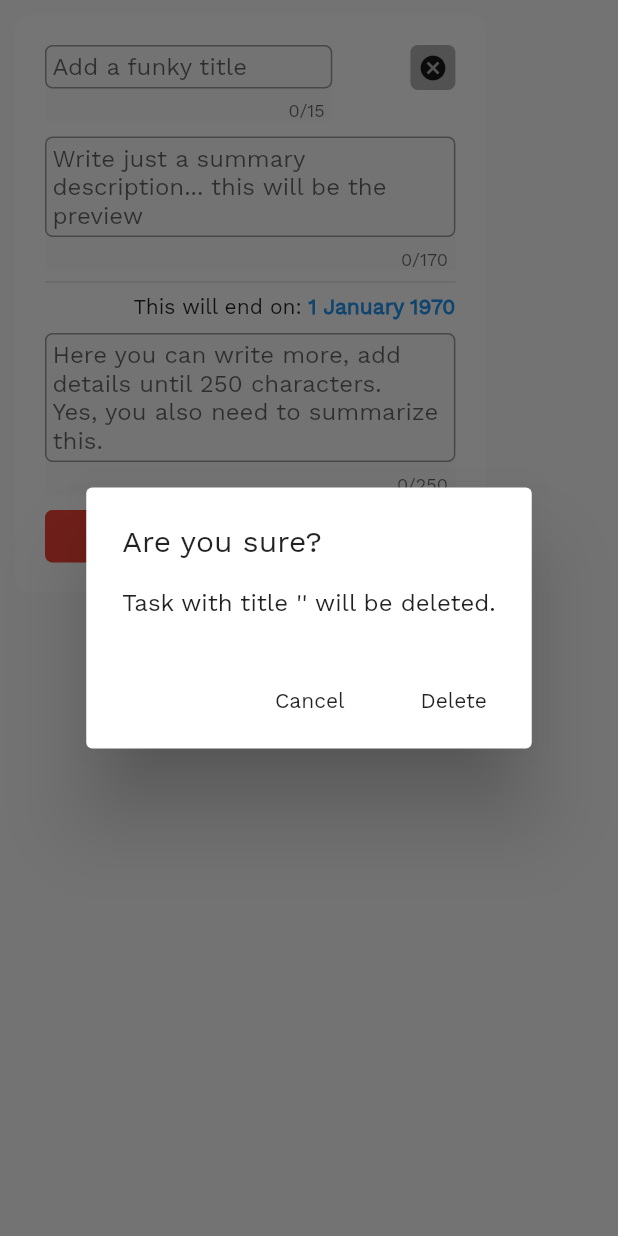
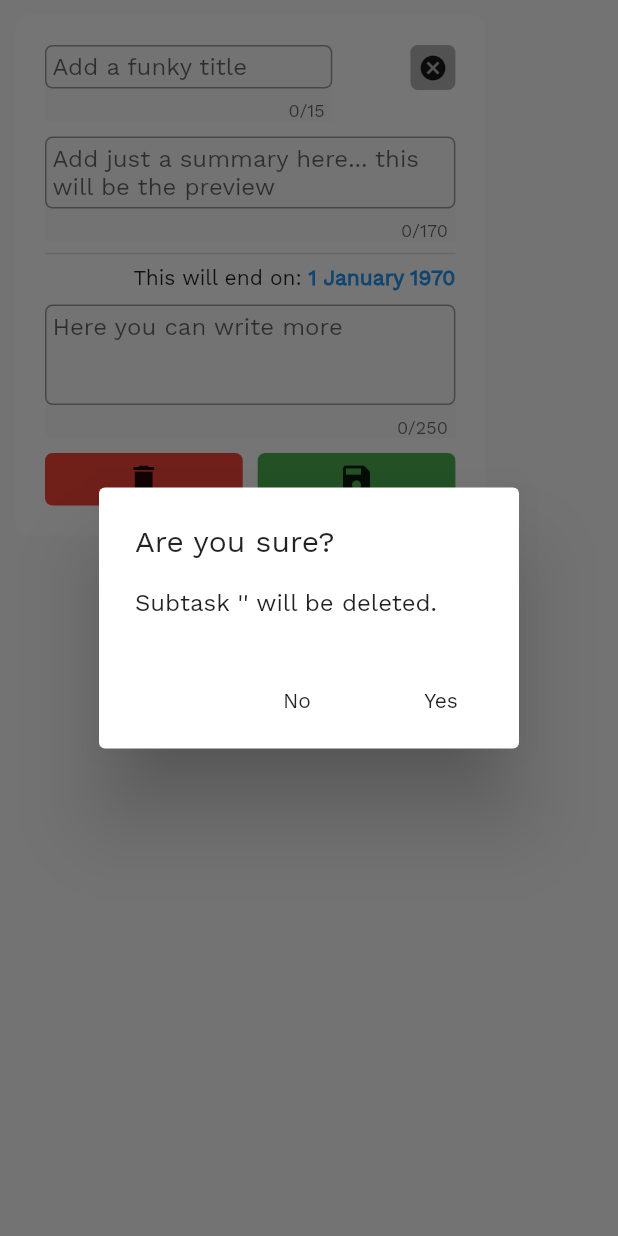
Before and after one commit to XDDK/LightPlan, a Flutter app: the TaskPopup widget shown alone on an empty page, opened directly with empty values, after a tap on the "edit" icon, after a tap on the "delete" icon, on a phone screen of 412 x 824 dp. Run offline on Flutter 3.47's test engine with Material 2 defaults, Android fonts, the light colour scheme and no system bars; our stand-ins replace flutter_keyboard_visibility, hive, hive_flutter; accounts and stored records are empty; generated files the repository leaves out were written again.

Commit message:
added localization (english only)

```diff
--- /dev/null
+++ b/lib/app_localizations.dart
@@ -0,0 +1,53 @@
+import 'dart:async';
+import 'dart:convert';
+
+import 'package:flutter/material.dart';
+import 'package:flutter/services.dart';
+
+class AppLocalizations {
+  final Locale locale;
+
+  AppLocalizations(this.locale);
+
+  static AppLocalizations of(BuildContext context) {
+    return Localizations.of<AppLocalizations>(context, AppLocalizations);
+  }
+
+  static const LocalizationsDelegate<AppLocalizations> delegate = _AppLocalizationsDelegate();
+
+  Map<String, String> _localizedStrings;
+
+  Future<bool> load() async {
+    String jsonString = await rootBundle.loadString('lang/${locale.languageCode}.json');
+    Map<String, dynamic> jsonMap = json.decode(jsonString);
+
+    _localizedStrings = jsonMap.map((key, value) {
+      return MapEntry(key, value.toString());
+    });
+
+    return true;
+  }
+
+  String translate(String key) {
+    return _localizedStrings[key];
+  }
+}
+
+class _AppLocalizationsDelegate extends LocalizationsDelegate<AppLocalizations> {
+  const _AppLocalizationsDelegate();
+
+  @override
+  bool isSupported(Locale locale) {
+    return ['en'].contains(locale.languageCode);    //TODO Include more languages
+  }
+
+  @override
+  Future<AppLocalizations> load(Locale locale) async {
+    AppLocalizations localizations = AppLocalizations(locale);
+    await localizations.load();
+    return localizations;
+  }
+
+  @override
+  bool shouldReload(_AppLocalizationsDelegate old) => false;
+}
--- a/lib/ui/widgets/task/task_editor.dart
+++ b/lib/ui/widgets/task/task_editor.dart
@@ -22,6 +22,7 @@
 import 'package:flutter/material.dart';
 import 'package:intl/intl.dart';
 
+import '../../../app_localizations.dart';
 import '../../../models/task.dart';
 import '../my_container.dart';
 
@@ -112,7 +113,7 @@
                   border: OutlineInputBorder(
                     borderRadius: BorderRadius.circular(5),
                   ),
-                  hintText: 'Add a funky title',
+                  hintText: AppLocalizations.of(context).translate('editTitle'),
                 ),
               ),
             ),
@@ -142,7 +143,7 @@
             border: OutlineInputBorder(
               borderRadius: BorderRadius.circular(5),
             ),
-            hintText: 'Write just a summary description... this will be the preview',
+            hintText: AppLocalizations.of(context).translate('editShortDesc'),
           ),
         ),
       );
@@ -160,7 +161,7 @@
     time = DateTime.fromMillisecondsSinceEpoch(task.endDate);
 
     var df = DateFormat("d MMMM yyyy");
-    String dateText = "This will end on:";
+    String dateText = AppLocalizations.of(context).translate('editEndDate');
     List<TextSpan> textSpans = [];
 
     var functionShowDatePicker = () async {
@@ -177,7 +178,7 @@
 
     var tapRecognizer = TapGestureRecognizer()..onTap = functionShowDatePicker;
 
-    String selectedDateTxt = " no date selected";
+    String selectedDateTxt = AppLocalizations.of(context).translate('editEndDateNotSelected');
     if (time != null) selectedDateTxt = " ${time != null ? df.format(time) : 'no date selected'}";
 
     // If Task is editing -> predefined (greyed text) or not (blue text)
@@ -233,8 +234,7 @@
             border: OutlineInputBorder(
               borderRadius: BorderRadius.circular(5),
             ),
-            hintText:
-                'Here you can write more, add details until 250 characters.\nYes, you also need to summarize this.',
+            hintText: AppLocalizations.of(context).translate('editLongDesc'),
           ),
         ),
       );
@@ -260,15 +260,15 @@
             context: context,
             builder: (BuildContext context) {
               return AlertDialog(
-                title: Text("Are you sure?"),
-                content: Text("Subtask ${task.title ?? '-'} will be deleted."),
+                title: Text(AppLocalizations.of(context).translate('editExit')),
+                content: Text(AppLocalizations.of(context).translate('editExitDesc1') + "'${task.title ?? '-'}'" + AppLocalizations.of(context).translate('editExitDesc2')),
                 actions: [
                   FlatButton(
-                    child: Text("Cancel"),
+                    child: Text(AppLocalizations.of(context).translate('no')),
                     onPressed: () => Navigator.of(context).pop(false),
                   ),
                   FlatButton(
-                    child: Text("Delete"),
+                    child: Text(AppLocalizations.of(context).translate('yes')),
                     onPressed: () async {
                       widget.deleteTask();
                       // Pop dialog box
@@ -289,7 +289,7 @@
             crossAxisAlignment: CrossAxisAlignment.center,
             children: [
               FittedBox(child: Icon(Icons.delete)),
-              Text("Delete subtask"),
+              Text(AppLocalizations.of(context).translate('editDelete')),
             ],
           ),
           color: Colors.red,
@@ -319,7 +319,7 @@
             Icon(Icons.add),
             Flexible(
               child: Text(
-                "CREATE A SUBTASK",
+                AppLocalizations.of(context).translate('editCreate'),
                 style: DefaultTextStyle.of(context).style.copyWith(fontWeight: FontWeight.bold),
               ),
             ),
--- a/lib/ui/widgets/task/task_popup.dart
+++ b/lib/ui/widgets/task/task_popup.dart
@@ -21,6 +21,7 @@
 import 'package:flutter/material.dart';
 import 'package:flutter_keyboard_visibility/flutter_keyboard_visibility.dart';
 
+import '../../../app_localizations.dart';
 import '../../../dao/task_dao_impl.dart';
 import '../../../models/task.dart';
 import '../../../utils.dart';
@@ -151,15 +152,15 @@
                               context: context,
                               builder: (BuildContext context) {
                                 return AlertDialog(
-                                  title: Text("Are you sure?"),
-                                  content: Text("Task with title '${widget.task.title}' will be deleted."),
+                                  title: Text(AppLocalizations.of(context).translate('editExit')),
+                                  content: Text(AppLocalizations.of(context).translate('editExitDesc1') + "'${widget.task.title ?? '-'}'" + AppLocalizations.of(context).translate('editExitDesc2')),
                                   actions: [
                                     FlatButton(
-                                      child: Text("Cancel"),
+                                      child: Text(AppLocalizations.of(context).translate('no')),
                                       onPressed: () => Navigator.of(context).pop(false),
                                     ),
                                     FlatButton(
-                                      child: Text("Delete"),
+                                      child: Text(AppLocalizations.of(context).translate('yes')),
                                       onPressed: () async {
                                         await widget.taskDao.deleteTask(widget.task);
                                         widget.updateCurrentTask(widget.taskDao.findTask(widget.task.parentId));
@@ -167,7 +168,7 @@
                                         Navigator.of(context).pop(true);
                                         // Pop task details
                                         Navigator.of(context).pop(true);
-                                        Utils.showToast(context, "'${widget.task.title}' task deleted.");
+                                        Utils.showToast(context, "'${widget.task.title}'" + AppLocalizations.of(context).translate('editExitConfirmation'));
                                       },
                                     )
                                   ],
@@ -270,17 +271,17 @@
       context: context,
       builder: (context) {
         return AlertDialog(
-          title: Text('Are you sure you want to exit edit mode?'),
-          content: Text("You will lose all the modifications."),
+          title: Text(AppLocalizations.of(context).translate('editExit2')),
+          content: Text(AppLocalizations.of(context).translate('editExit2Desc')),
           actions: <Widget>[
             FlatButton(
-              child: Text('No'),
+              child: Text(AppLocalizations.of(context).translate('no')),
               onPressed: () {
                 Navigator.of(context).pop(false);
               },
             ),
             FlatButton(
-              child: Text('Exit'),
+              child: Text(AppLocalizations.of(context).translate('yes')),
               onPressed: () {
                 Navigator.of(context).pop(true);
               },
--- a/pubspec.yaml
+++ b/pubspec.yaml
@@ -23,12 +23,14 @@
 dependencies:
   flutter:
     sdk: flutter
-  intl: ^0.16.1
+  intl: ^0.17.0-nullsafety.2
   hive_flutter: ^0.3.1
   hive: ^1.4.4+1
   provider: ^4.3.2+3
   url_launcher: ^5.7.5
   flutter_keyboard_visibility: ^4.0.2
+  flutter_localizations:
+    sdk: flutter
 
 dev_dependencies:
   flutter_test:
@@ -61,6 +63,7 @@
     - assets/tutorial/tutorialP1-min.png
     - assets/tutorial/tutorialP2-min.png
     - assets/tutorial/tutorialP3-min.png
+    - lang/en.json
   # An image asset can refer to one or more resolution-specific "variants", see
   # https://flutter.dev/assets-and-images/#resolution-aware.
   # For details regarding adding assets from package dependencies, see
```
Also changed, not shown: lang/en.json (added, +39 -0 lines), lib/main.dart (+18 -0 lines), lib/ui/screens/main_page.dart (+4 -3 lines), lib/ui/screens/settings_page.dart (+19 -24 lines), pubspec.lock.
